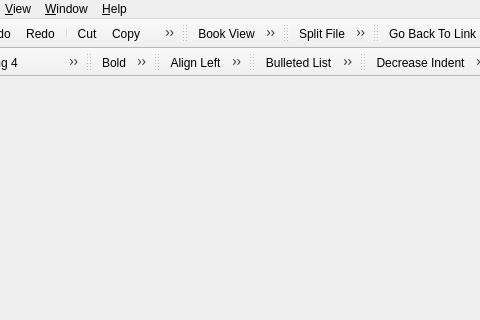
Old version of the form src/Sigil/Form_Files/main.ui in the repository Sigil-Ebook/Sigil; both pictures show x 267 to 747 and y 0 to 320 of the 1000 by 700 pixel window.
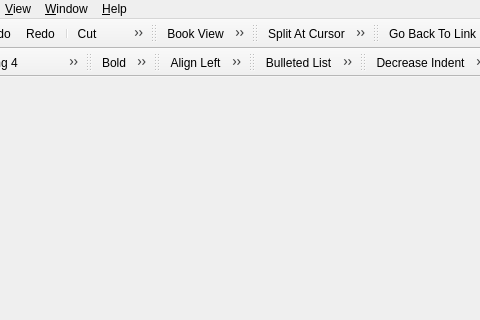
New version of the form. Icons and pictures are not drawn.

Commit message: Fix issue 1621 change sigilNotInTOC to sigil_not_in_toc, add full stop to some status messages, Change Split File to Split At Cursor, add tooltip about closing tags to Pretty Print, tweak Tokenise menu option, change tooltip for Split since it now does split at cursor.

The edit to the form file:
```diff
--- a/src/Sigil/Form_Files/main.ui
+++ b/src/Sigil/Form_Files/main.ui
@@ -941,7 +941,7 @@
      <normaloff>:/main/split-section_22px.png</normaloff>:/main/split-section_22px.png</iconset>
    </property>
    <property name="text">
-    <string>Split File</string>
+    <string>Split At Cursor</string>
    </property>
    <property name="toolTip">
     <string>&lt;p style=&quot;padding-top: 0.5em;&quot; &gt;&lt;b&gt;Split File&lt;/b&gt;&lt;/p&gt;
```
Left out of the diff: 6 changed lines with no effect on the pictures. The commit also changes 5 other files.
